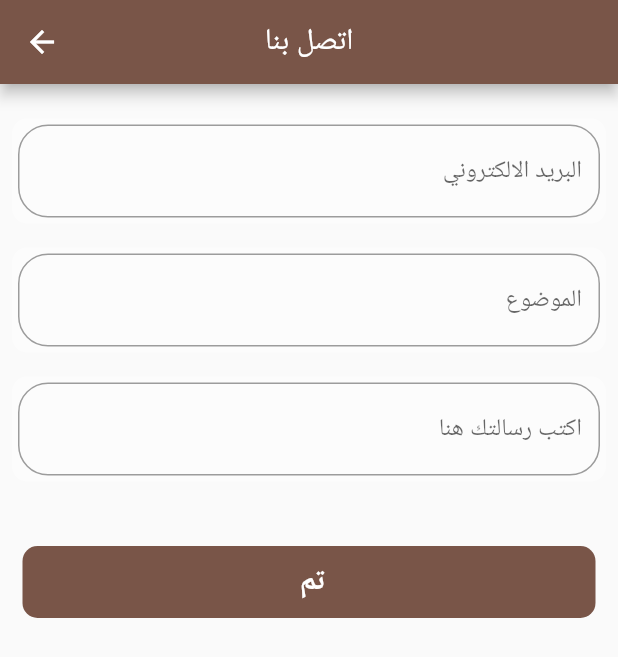
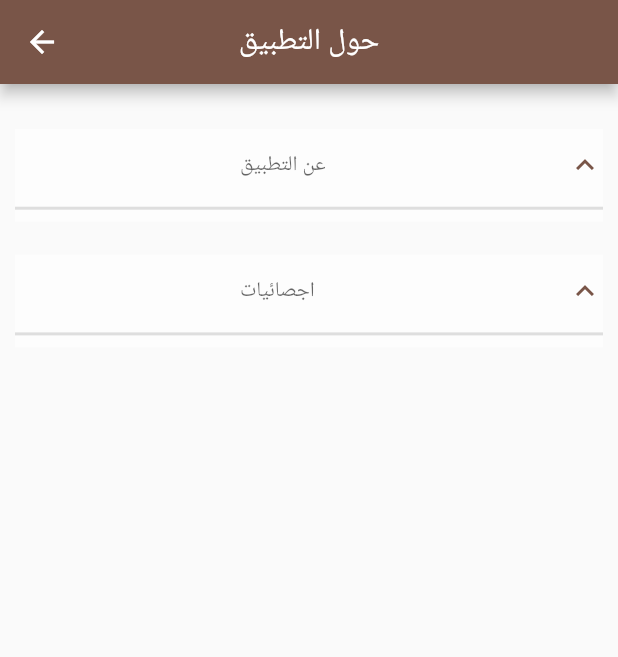
Before and after one commit to mostafamohamed222/FamilyTreeApp, a Flutter app: the MyDrawer widget shown alone on an empty page, opened directly, after a tap on "حول التطبيق", on a phone screen of 412 x 824 dp. Shown: the top 657 px of the screen. Run offline on Flutter 3.47's test engine with Material 2 defaults, Android fonts, the phone set to English and light mode, and no system bars; our stand-ins replace cloud_firestore; missing offline and left inert: graphite, otp_screen, zoom_widget; accounts and stored records are empty; network calls fail.

Commit message:
add about app screen

```diff
--- a/lib/Screen/MyDrawer.dart
+++ b/lib/Screen/MyDrawer.dart
@@ -1,6 +1,8 @@
 import 'package:flutter/material.dart';
 import 'package:treeapp/Screen/LoginScreen.dart';
 import 'package:treeapp/Screen/connectwithus.dart';
+
+import 'aboutapp.dart';
 
 class MyDrawer extends StatefulWidget {
   @override
@@ -65,7 +67,7 @@ class _MyDrawerState extends State<MyDrawer> {
                   Navigator.push(
                     context,
                     MaterialPageRoute(
-                      builder: (BuildContext) => ContactUs(),
+                      builder: (BuildContext) => AboutUs(),
                     ),
                   );
                 },
--- /dev/null
+++ b/lib/Screen/aboutapp.dart
@@ -0,0 +1,123 @@
+import 'package:flutter/cupertino.dart';
+import 'package:flutter/material.dart';
+
+class AboutUs extends StatefulWidget {
+  @override
+  _AboutUsState createState() => _AboutUsState();
+}
+
+class _AboutUsState extends State<AboutUs> {
+  @override
+  Widget build(BuildContext context) {
+    return Scaffold(
+      appBar: AppBar(
+        backgroundColor: Colors.brown,
+        centerTitle: true,
+        title: Text(
+          'حول التطبيق',
+          textAlign: TextAlign.center,
+        ),
+      ),
+      body: ListView(
+        children: [
+          Padding(
+            padding: const EdgeInsets.fromLTRB(10, 30, 10, 20),
+            child: Container(
+              color: Colors.white60,
+              width: MediaQuery.of(context).size.width * 0.80,
+              height: MediaQuery.of(context).size.width * 0.15,
+              child: DropdownButton<String>(
+                  isExpanded: true,
+                  elevation: 16,
+                  hint: Padding(
+                    padding: const EdgeInsets.only(left: 150),
+                    child: Text(
+                      'عن التطبيق',
+                      textAlign: TextAlign.center,
+                    ),
+                  ),
+                  style: const TextStyle(color: Colors.deepPurple),
+                  icon: const Icon(
+                    Icons.keyboard_arrow_up_outlined,
+                  ),
+                  iconSize: 24,
+                  iconEnabledColor: Colors.brown,
+                  underline: Container(
+                    height: 2,
+                    color: Colors.black12,
+                  ),
+                  onChanged: (String newValue) {},
+                  items: [
+                    DropdownMenuItem(
+                      value: "1",
+                      child: Column(
+                        children: <Widget>[
+                          // SizedBox(width: 10),
+                          // Image.asset(
+                          //   'assets/1.png',
+                          // ),
+                          Center(
+                            child: Text(
+                              "هنكتب الكلام هنا ياااا",
+                              textAlign: TextAlign.right,
+                            ),
+                          ),
+                        ],
+                      ),
+                    ),
+                  ]),
+            ),
+          ),
+          Padding(
+            padding: const EdgeInsets.fromLTRB(10, 2, 10, 20),
+            child: Container(
+              color: Colors.white60,
+              width: MediaQuery.of(context).size.width * 0.80,
+              height: MediaQuery.of(context).size.width * 0.15,
+              child: DropdownButton<String>(
+                  isExpanded: true,
+                  elevation: 16,
+                  hint: Padding(
+                    padding: const EdgeInsets.only(left: 150),
+                    child: Text(
+                      'اجصائيات',
+                      textAlign: TextAlign.center,
+                    ),
+                  ),
+                  style: const TextStyle(color: Colors.deepPurple),
+                  icon: const Icon(
+                    Icons.keyboard_arrow_up_outlined,
+                  ),
+                  iconSize: 24,
+                  iconEnabledColor: Colors.brown,
+                  underline: Container(
+                    height: 2,
+                    color: Colors.black12,
+                  ),
+                  onChanged: (String newValue) {},
+                  items: [
+                    DropdownMenuItem(
+                      value: "1",
+                      child: Column(
+                        children: <Widget>[
+                          SizedBox(width: 10),
+                          // Image.asset(
+                          //   'assets/1.png',
+                          // ),
+                          Center(
+                            child: Text(
+                              "هنكتب الكلام هنا ياااا",
+                              textAlign: TextAlign.right,
+                            ),
+                          ),
+                        ],
+                      ),
+                    )
+                  ]),
+            ),
+          ),
+        ],
+      ),
+    );
+  }
+}
--- a/lib/Screen/treepage.dart
+++ b/lib/Screen/treepage.dart
@@ -1,14 +1,12 @@
 import 'package:flutter/material.dart';
 import 'package:treeapp/widget/search.dart';
 import 'package:graphite/graphite.dart';
+import 'package:zoom_widget/zoom_widget.dart';
 
 import 'dart:ui';
-import 'dart:math' as math;
 
-import 'package:flutter/material.dart';
 import 'package:graphite/core/matrix.dart';
 import 'package:graphite/core/typings.dart';
-import 'package:graphite/graphite.dart';
 
 import 'member.dart';
 
@@ -34,6 +32,9 @@ class _FamilyTreeState extends State<FamilyTree> {
       children: [
         Search(),
         Expanded(
+          child: Zoom(
+            width: 1800,
+            height: 1800,
             child: DirectGraph(
               builder: (BuildContext, MatrixNode) {
                 return InkWell(
@@ -57,6 +58,7 @@ class _FamilyTreeState extends State<FamilyTree> {
               cellPadding: 18.0,
               orientation: MatrixOrientation.Vertical,
             ),
+          ),
         )
       ],
     );
--- a/lib/main.dart
+++ b/lib/main.dart
@@ -26,7 +26,7 @@ class MyApp extends StatelessWidget {
   Widget build(BuildContext context) {
     return MaterialApp(
       debugShowCheckedModeBanner: false,
-      home: LoginScreen(),
+      home: HomePage(),
     );
   }
 }
--- a/pubspec.yaml
+++ b/pubspec.yaml
@@ -32,6 +32,8 @@ dependencies:
   provider: ^5.0.0
   http:
   graphite: ^0.2.3
+  zoom_widget: ^0.1.3
+
 
 
 
```
Also changed, not shown: pubspec.lock. Lines whose indentation alone changed are shown as unchanged.
